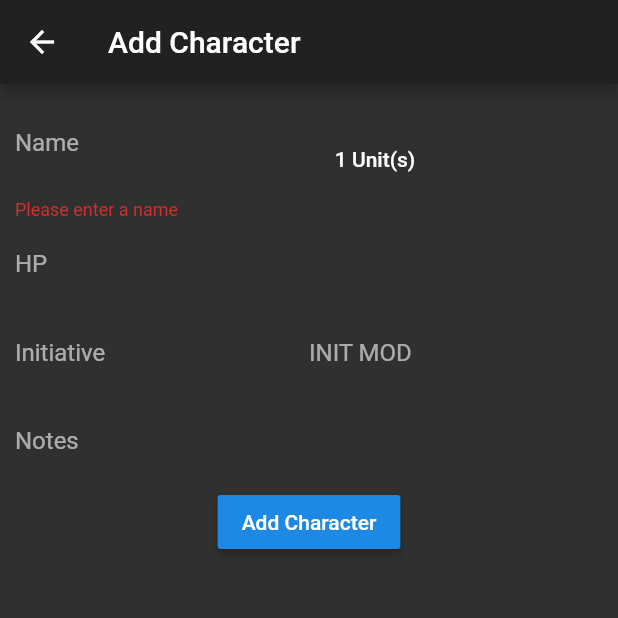
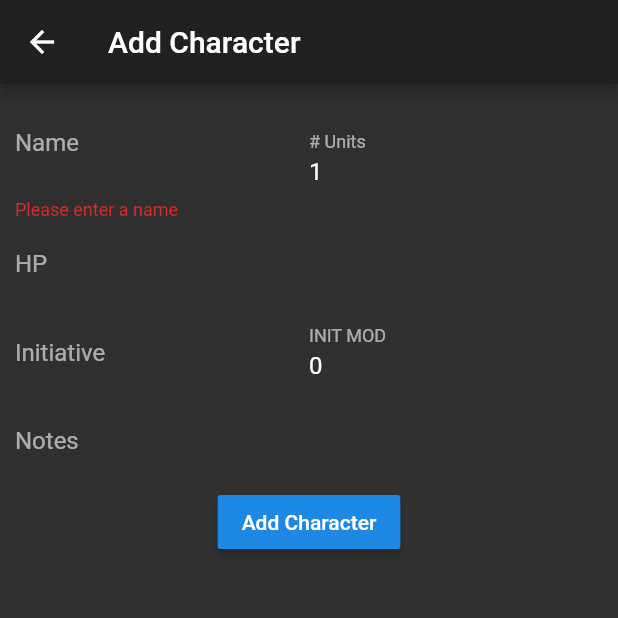
Before and after one commit to tsonnen/InitiativeTracker, a Flutter app: the CharacterScreen screen opened directly, after a tap on "Add Character", on a phone screen of 412 x 824 dp, the top half of it. Run offline on Flutter 3.47's test engine with Material 2 defaults, Android fonts, the phone set to English and light mode, and no system bars; our stand-ins replace bloc, dynamic_theme, equatable, flutter_bloc, flutter_markdown, numberpicker and 4 more; missing offline and left inert: preferences; accounts and stored records are empty.

Commit message:
Add Spinners

```diff
--- /dev/null
+++ b/lib/helpers/helpers.dart
@@ -0,0 +1,5 @@
+class PrimitiveWrapper {
+  var value;
+
+  PrimitiveWrapper(this.value);
+}
--- /dev/null
+++ b/lib/helpers/keys.dart
@@ -0,0 +1,6 @@
+import 'package:flutter/cupertino.dart';
+
+class Keys {
+  static final initModKey = Key('initModKey');
+  static final numUnitKey = Key('numUnitKey');
+}
--- a/lib/screens/character_screen.dart
+++ b/lib/screens/character_screen.dart
@@ -1,7 +1,8 @@
 import 'package:flutter/material.dart';
 import 'package:flutter_bloc/flutter_bloc.dart';
+import 'package:initiative_tracker/helpers/helpers.dart';
+import 'package:initiative_tracker/helpers/keys.dart';
 import 'package:initiative_tracker/widgets/form_widgets.dart';
-import 'package:numberpicker/numberpicker.dart';
 import 'package:initiative_tracker/bloc/party/party_bloc.dart';
 import 'package:initiative_tracker/models/character_model.dart';
 import 'package:initiative_tracker/preference_manger.dart';
@@ -23,11 +24,10 @@ class CharacterScreenState extends State<CharacterScreen> {
   final TextEditingController hpController = TextEditingController();
   final TextEditingController initController = TextEditingController();
   final TextEditingController noteController = TextEditingController();
-  final TextEditingController initModController =
-      TextEditingController(); // TODO: Remove this and just use the init controller when #16 is fixed
   PartyBloc partyBloc;
 
-  int _number = 1;
+  final PrimitiveWrapper _number = PrimitiveWrapper(1);
+  final PrimitiveWrapper _initMod = PrimitiveWrapper(0);
   CharacterModel character;
 
   final _formKey = GlobalKey<FormState>();
@@ -65,10 +65,7 @@ class CharacterScreenState extends State<CharacterScreen> {
                   children: <Widget>[
                     Flexible(
                       child: TextFormField(
-                        decoration: InputDecoration(
-                          border: InputBorder.none,
-                          labelText: 'Name',
-                        ),
+                        decoration: Styles.textFieldDecoration('Name'),
                         controller: nameController,
                         validator: (value) {
                           if (value.isEmpty) {
@@ -81,34 +78,15 @@ class CharacterScreenState extends State<CharacterScreen> {
                     Visibility(
                       visible: character == null,
                       child: Flexible(
-                        child: FlatButton(
-                          onPressed: () {
-                            showDialog<int>(
-                                context: context,
-                                builder: (BuildContext context) {
-                                  return NumberPickerDialog.integer(
-                                    minValue: 1,
-                                    maxValue: 100,
-                                    initialIntegerValue: _number ?? 1,
-                                  );
-                                }).then((value) {
-                              setState(() {
-                                _number = value;
-                              });
-                            });
-                          },
-                          child: Text('${_number} Unit(s)'),
-                        ),
+                        child: SpinnerButton(1, 1000, _number, '# Units',
+                            key: Keys.numUnitKey),
                       ),
                     ),
                   ],
                 ),
                 Container(
                   child: TextFormField(
-                    decoration: InputDecoration(
-                      border: InputBorder.none,
-                      labelText: 'HP',
-                    ),
+                    decoration: Styles.textFieldDecoration('HP'),
                     keyboardType: TextInputType.number,
                     controller: hpController,
                   ),
@@ -117,26 +95,20 @@ class CharacterScreenState extends State<CharacterScreen> {
                   children: <Widget>[
                     Flexible(
                       child: TextFormField(
-                        decoration: InputDecoration(
-                          border: InputBorder.none,
-                          labelText: 'Initiative',
-                        ),
+                        decoration: Styles.textFieldDecoration('Initiative'),
                         keyboardType: TextInputType.number,
                         controller: initController,
                       ),
                     ),
                     Flexible(
-                      child: SpinnerButton(
-                          -100, 100, null, 'INIT MOD', initModController),
+                      child: SpinnerButton(-100, 100, _initMod, 'INIT MOD',
+                          key: Keys.initModKey),
                     ),
                   ],
                 ),
                 Flexible(
                   child: TextFormField(
-                    decoration: InputDecoration(
-                      border: InputBorder.none,
-                      labelText: 'Notes',
-                    ),
+                    decoration: Styles.textFieldDecoration('Notes'),
                     keyboardType: TextInputType.multiline,
                     maxLines: null,
                     controller: noteController,
@@ -158,10 +130,11 @@ class CharacterScreenState extends State<CharacterScreen> {
                         partyBloc.add(AddPartyCharacter(character));
                         Navigator.of(context).pop();
                       } else {
-                        for (var i = 1; i <= (_number ?? 1); i++) {
+                        print(_number.value.toString());
+                        for (var i = 1; i <= (_number.value ?? 1); i++) {
                           character = CharacterModel(
                               name: nameController.text +
-                                  ((_number ?? 1) > 1
+                                  ((_number.value ?? 1) > 1
                                       ? ' ' + i.toString()
                                       : ''),
                               hp: int.tryParse(hpController.text),
@@ -169,8 +142,7 @@ class CharacterScreenState extends State<CharacterScreen> {
                                   ? int.parse(initController.text)
                                   : rollDice(PreferenceManger.getNumberDice(),
                                           PreferenceManger.getNumberSides()) +
-                                      (int.tryParse(initModController.text) ??
-                                          0),
+                                      (_initMod.value ?? 0),
                               notes: noteController.text);
                           partyBloc.add(AddPartyCharacter(character));
                         }
--- a/lib/widgets/form_widgets.dart
+++ b/lib/widgets/form_widgets.dart
@@ -1,20 +1,41 @@
 import 'package:flutter/material.dart';
+import 'package:initiative_tracker/helpers/helpers.dart';
 import 'package:numberpicker/numberpicker.dart';
 
+class Styles {
+  static InputDecoration textFieldDecoration(String labelText) {
+    return InputDecoration(
+      border: InputBorder.none,
+      labelText: labelText,
+    );
+  }
+}
+
 class SpinnerButton extends StatefulWidget {
-  final TextEditingController controller;
-  final int initVal;
+  final PrimitiveWrapper primWrap;
   final String label;
   final int max;
   final int min;
 
-  SpinnerButton(this.min, this.max, this.initVal, this.label, this.controller);
+  SpinnerButton(this.min, this.max, this.primWrap, this.label, {key})
+      : super(key: key);
 
   @override
   SpinnerButtonState createState() => SpinnerButtonState();
 }
 
 class SpinnerButtonState extends State<SpinnerButton> {
+  final TextEditingController controller = TextEditingController();
+
+  @override
+  void initState() {
+    super.initState();
+
+    if (widget.primWrap.value != null) {
+      controller.text = widget.primWrap.value.toString();
+    }
+  }
+
   @override
   Widget build(BuildContext context) {
     return TextField(
@@ -27,20 +48,19 @@ class SpinnerButtonState extends State<SpinnerButton> {
               return NumberPickerDialog.integer(
                 minValue: widget.min,
                 maxValue: widget.max,
-                initialIntegerValue: int.tryParse(widget.controller.text) ?? 0,
+                initialIntegerValue: widget.primWrap.value ?? 0,
               );
             }).then((value) {
-          setState(() {
-            widget.controller.text =
-                (value ?? (widget.controller.text ?? 0)).toString();
-          });
+          if (value != null) {
+            widget.primWrap.value = value;
+            setState(() {
+              controller.text = widget.primWrap.value.toString();
+            });
+          }
         });
       },
-      controller: widget.controller,
-      decoration: InputDecoration(
-        border: InputBorder.none,
-        labelText: widget.label,
-      ),
+      controller: controller,
+      decoration: Styles.textFieldDecoration(widget.label),
     );
   }
 }
```
